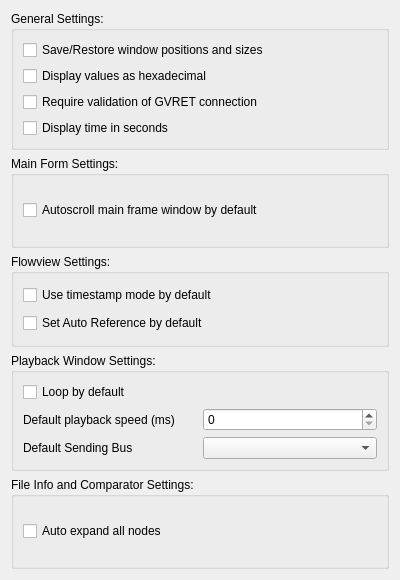
collin80/SavvyCAN, file mainsettingsdialog.ui: the form before one commit.
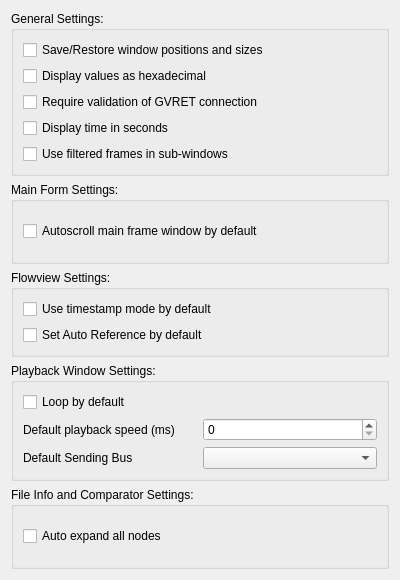
The form after the commit.

Commit message: Updated version number, made it possible to quickly set and unset all filters on main form, added setting to cause sub-forms to use filtered frames instead of all frames

```diff
--- a/mainsettingsdialog.ui
+++ b/mainsettingsdialog.ui
@@ -48,6 +48,13 @@
         </property>
        </widget>
       </item>
+      <item>
+       <widget class="QCheckBox" name="cbUseFiltered">
+        <property name="text">
+         <string>Use filtered frames in sub-windows</string>
+        </property>
+       </widget>
+      </item>
      </layout>
     </widget>
    </item>
```
The commit also changes 7 other files.
